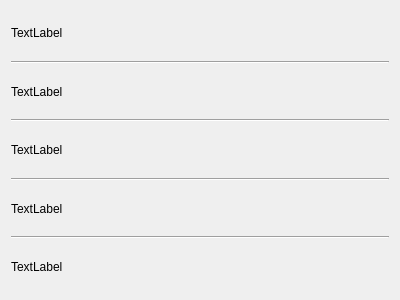
wruwami/TPCAM-M30, file IndicatorGPSWidget.ui: the form before one commit.
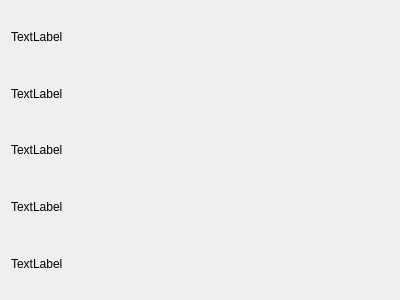
The form after the commit.

Diff of the .ui file:
```diff
--- a/IndicatorGPSWidget.ui
+++ b/IndicatorGPSWidget.ui
@@ -23,16 +23,6 @@
        </property>
       </widget>
      </item>
-     <item>
-      <widget class="Line" name="line">
-       <property name="midLineWidth">
-        <number>0</number>
-       </property>
-       <property name="orientation">
-        <enum>Qt::Horizontal</enum>
-       </property>
-      </widget>
-     </item>
      <item>
       <widget class="QLabel" name="timeLabel">
        <property name="text">
@@ -40,13 +30,6 @@
        </property>
       </widget>
      </item>
-     <item>
-      <widget class="Line" name="line_2">
-       <property name="orientation">
-        <enum>Qt::Horizontal</enum>
-       </property>
-      </widget>
-     </item>
      <item>
       <widget class="QLabel" name="latitudeLabel">
        <property name="text">
@@ -54,13 +37,6 @@
        </property>
       </widget>
      </item>
-     <item>
-      <widget class="Line" name="line_3">
-       <property name="orientation">
-        <enum>Qt::Horizontal</enum>
-       </property>
-      </widget>
-     </item>
      <item>
       <widget class="QLabel" name="longitudeLabel">
        <property name="text">
@@ -68,13 +44,6 @@
        </property>
       </widget>
      </item>
-     <item>
-      <widget class="Line" name="line_4">
-       <property name="orientation">
-        <enum>Qt::Horizontal</enum>
-       </property>
-      </widget>
-     </item>
      <item>
       <widget class="QLabel" name="numberOfSatellitesLabel">
        <property name="text">
```
